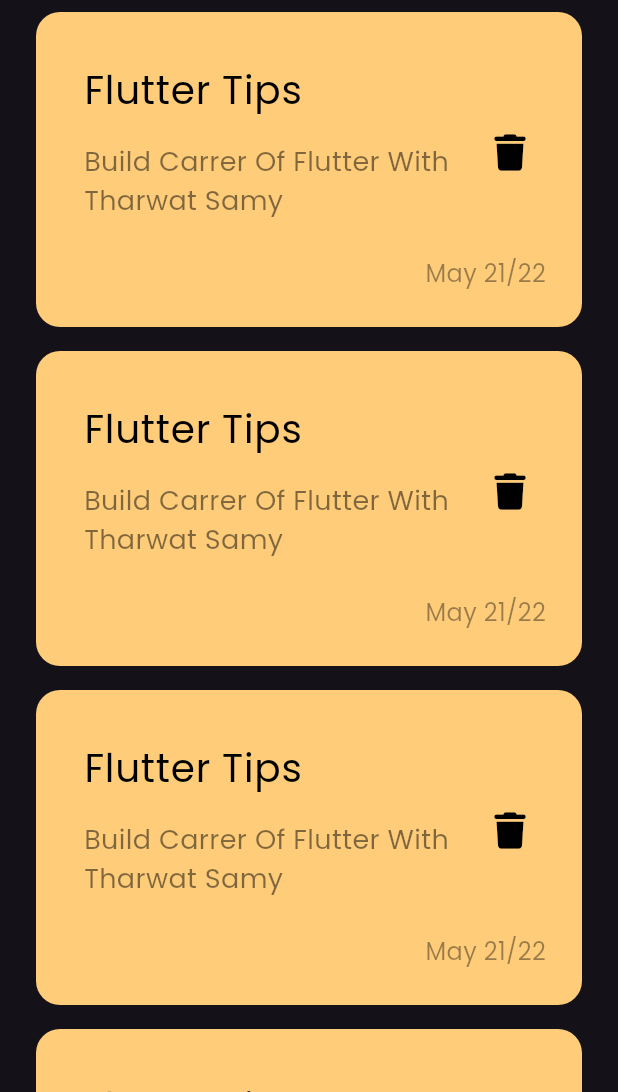
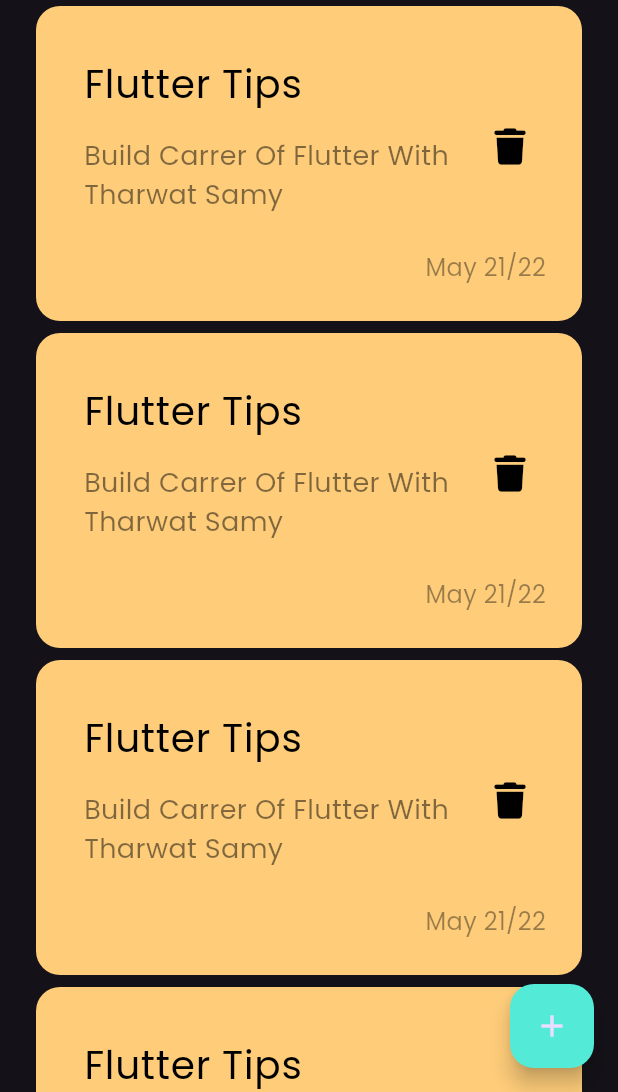
Before and after one commit to Islam-Zaky/notes_app, a Flutter app: the screen it shows after launch, on a phone screen of 412 x 824 dp, the part 144-1236 px from its top. Run offline on Flutter 3.47's test engine with Material 3 defaults, Android fonts, the phone set to English and light mode, and no system bars; our stand-ins replace font_awesome_flutter.

Commit message:
Add FloatingActionButton

```diff
--- a/lib/views/notes_view.dart
+++ b/lib/views/notes_view.dart
@@ -6,7 +6,14 @@ class NotesView extends StatelessWidget {
 
   @override
   Widget build(BuildContext context) {
-    return const Scaffold(
+    return Scaffold(
+      floatingActionButton: FloatingActionButton(
+        backgroundColor: Color(0xff53ebd7),
+        onPressed: () {},
+        child: const Icon(
+          Icons.add,
+        ),
+      ),
       body: NotesViewBody(),
     );
   }
--- a/lib/views/widgets/notes_list_view.dart
+++ b/lib/views/widgets/notes_list_view.dart
@@ -8,7 +8,7 @@ class NotesListView extends StatelessWidget {
   Widget build(BuildContext context) {
     return ListView.builder(itemBuilder: (context, index) {
       return Padding(
-        padding: const EdgeInsets.symmetric(vertical: 8),
+        padding: const EdgeInsets.symmetric(vertical: 4),
         child: NoteItem(),
       );
     });
```
